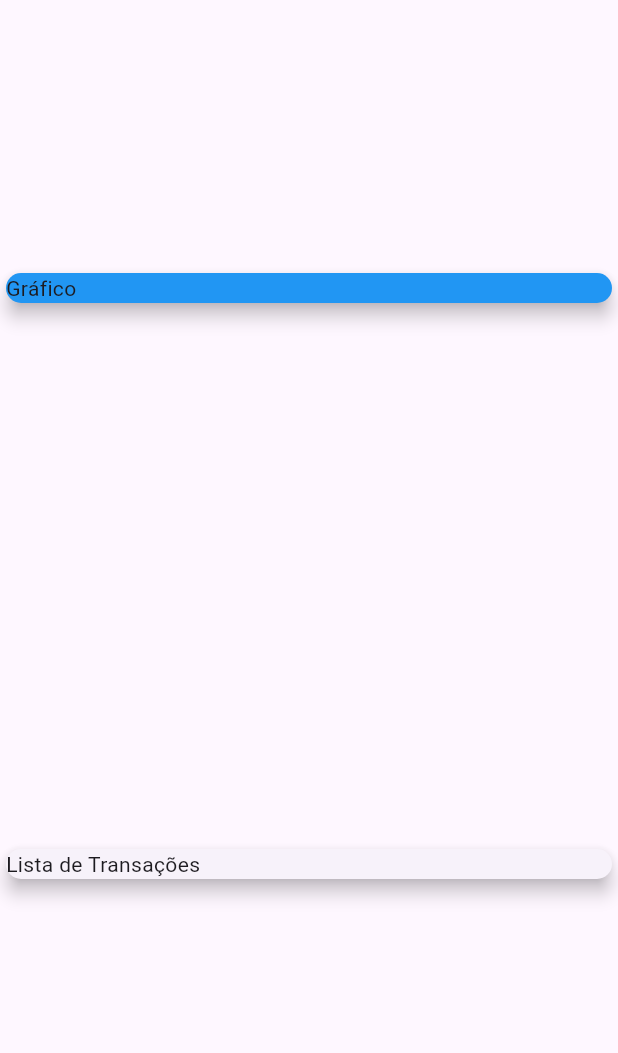
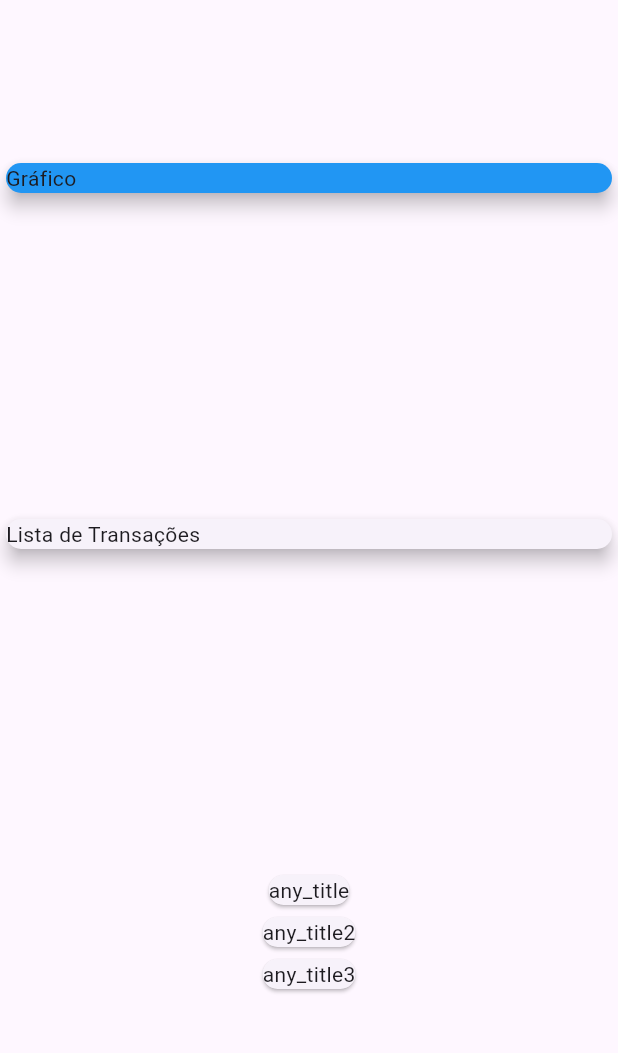
Before and after one commit to Luke0195/despesa-app, a Flutter app: the screen it shows after launch, on a phone screen of 412 x 824 dp, the part 84-1137 px from its top. Run offline on Flutter 3.47's test engine with Material 3 defaults, Android fonts, the phone set to English and light mode, and no system bars.

Commit message:
feat: add project architeture

```diff
--- a/lib/ui/screens/home/index.dart
+++ b/lib/ui/screens/home/index.dart
@@ -2,19 +2,18 @@ import 'package:despesas/entities/transaction/index.dart';
 import 'package:flutter/material.dart';
 
 class Home extends StatelessWidget {
-  Home({super.key});
-
-  final _transctions = [
-    Transaction(
-        id: '1241', title: 'any_title', value: 39.10, date: DateTime.now()),
-    Transaction(
-        id: '1242', title: 'any_title2', value: 200.10, date: DateTime.now()),
-    Transaction(
-        id: '1243', title: 'any_title3', value: 300.10, date: DateTime.now())
-  ];
+  const Home({super.key});
 
   @override
   Widget build(BuildContext context) {
+    final List<Transaction> transactions = [
+      Transaction(
+          id: '1241', title: 'any_title', value: 39.10, date: DateTime.now()),
+      Transaction(
+          id: '1242', title: 'any_title2', value: 200.10, date: DateTime.now()),
+      Transaction(
+          id: '1243', title: 'any_title3', value: 300.10, date: DateTime.now())
+    ];
     return Scaffold(
         appBar: AppBar(
             backgroundColor: Colors.blue,
@@ -30,11 +29,11 @@ class Home extends StatelessWidget {
                 Icon(Icons.add, color: Colors.white)
               ],
             )),
-        body: const Column(
+        body: Column(
           mainAxisAlignment: MainAxisAlignment.spaceAround,
           crossAxisAlignment: CrossAxisAlignment.stretch,
           children: [
-            SizedBox(
+            const SizedBox(
               width: double.infinity,
               child: Card(
                 color: Colors.blue,
@@ -42,12 +41,16 @@ class Home extends StatelessWidget {
                 child: Text('Gráfico'),
               ),
             ),
-            SizedBox(
+            const SizedBox(
                 width: double.infinity,
                 child: Card(
                   elevation: 5,
                   child: Text('Lista de Transações'),
-                ))
+                )),
+            Column(
+                children: transactions.map((tr) {
+              return Card(child: Text(tr.title));
+            }).toList())
           ],
         ));
   }
```
